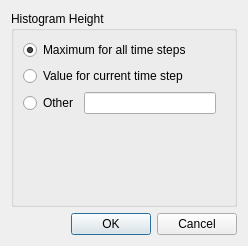
Qt form AttributeHistogramHeight.ui (danlipsa/foamvis) before a commit.
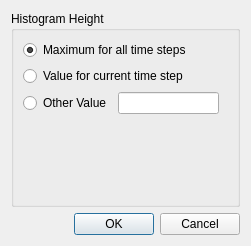
The same form after that commit.

The edit to the form file:
```diff
--- a/AttributeHistogramHeight.ui
+++ b/AttributeHistogramHeight.ui
@@ -6,7 +6,7 @@
    <rect>
     <x>0</x>
     <y>0</y>
-    <width>248</width>
+    <width>251</width>
     <height>246</height>
    </rect>
   </property>
@@ -55,7 +55,7 @@
          <item>
           <widget class="QRadioButton" name="radioButtonOther">
            <property name="text">
-            <string>Other</string>
+            <string>Other Value</string>
            </property>
            <attribute name="buttonGroup">
             <string>buttonGroup</string>
```
Left out of the diff: 92 changed lines with no effect on the pictures.
